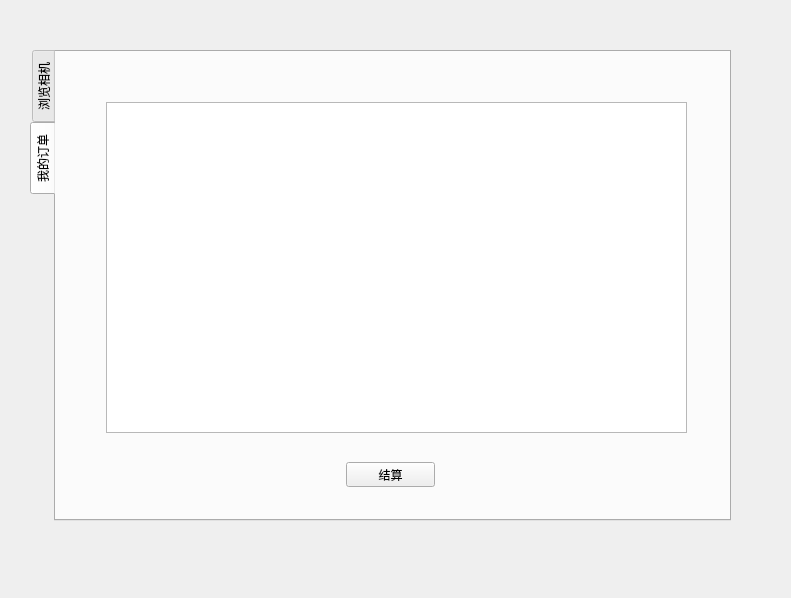
Before: the Qt Designer form custom_show.ui in Anthony52233/Qt_mysql_sys, drawn with Qt 5.
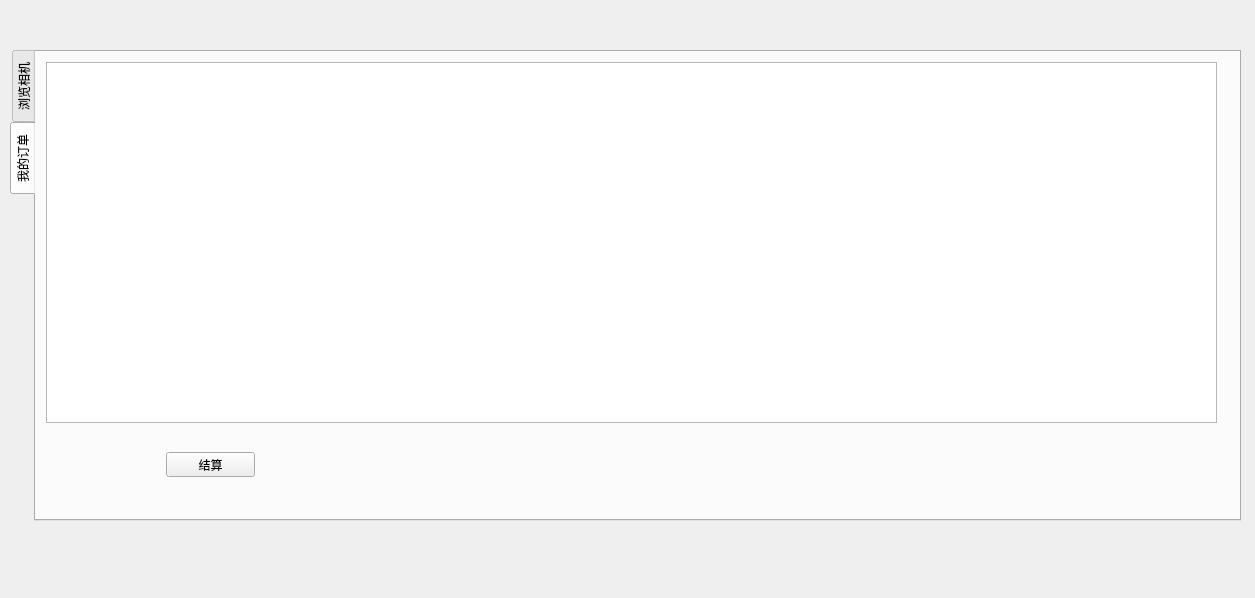
After: the same form once the commit is applied. The open tabs and pages were chosen to show the change.

```diff
--- a/custom_show.ui
+++ b/custom_show.ui
@@ -6,7 +6,7 @@
    <rect>
     <x>0</x>
     <y>0</y>
-    <width>791</width>
+    <width>1255</width>
     <height>598</height>
    </rect>
   </property>
@@ -16,9 +16,9 @@
   <widget class="QTabWidget" name="tabWidget">
    <property name="geometry">
     <rect>
-     <x>30</x>
+     <x>10</x>
      <y>50</y>
-     <width>701</width>
+     <width>1231</width>
      <height>471</height>
     </rect>
    </property>
@@ -63,18 +63,18 @@
     <widget class="QTableWidget" name="tableWidget_indent">
      <property name="geometry">
       <rect>
-       <x>50</x>
-       <y>50</y>
-       <width>581</width>
-       <height>331</height>
+       <x>10</x>
+       <y>10</y>
+       <width>1171</width>
+       <height>361</height>
       </rect>
      </property>
     </widget>
     <widget class="QPushButton" name="pushButton_2">
      <property name="geometry">
       <rect>
-       <x>290</x>
-       <y>410</y>
+       <x>130</x>
+       <y>400</y>
        <width>89</width>
        <height>25</height>
       </rect>
```
Left out of the diff: 6 changed lines with no effect on the pictures.
